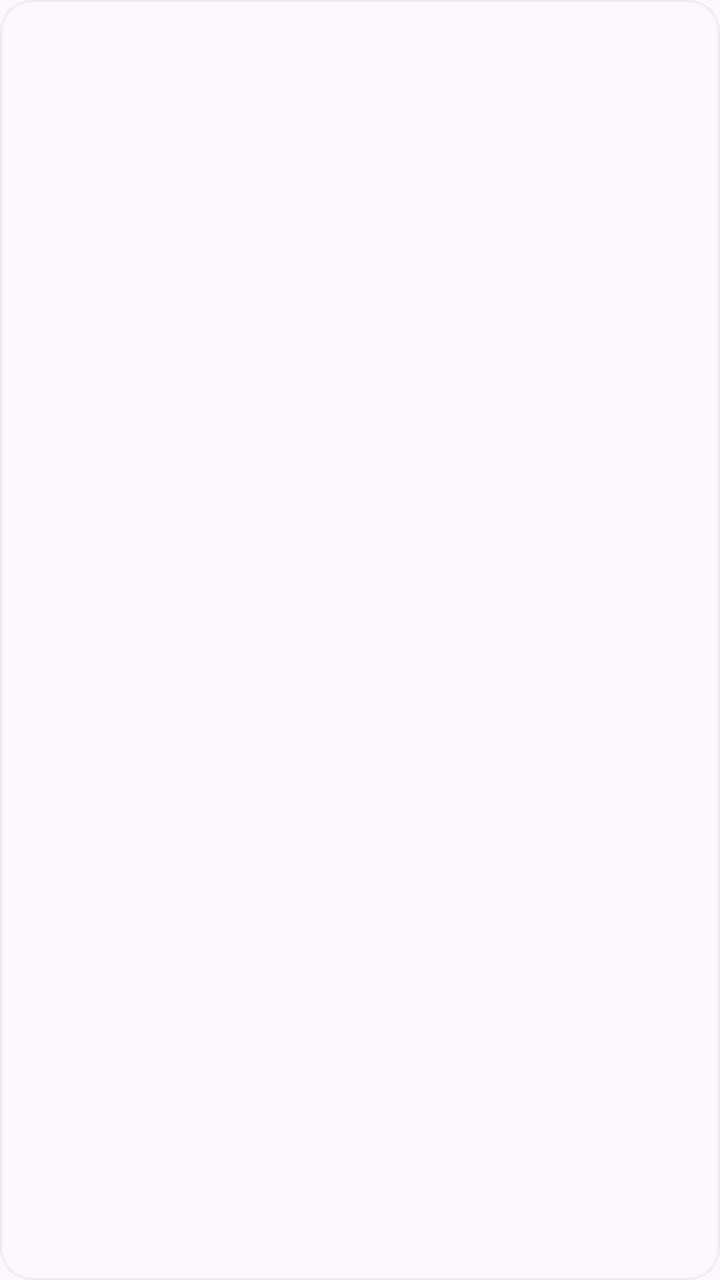
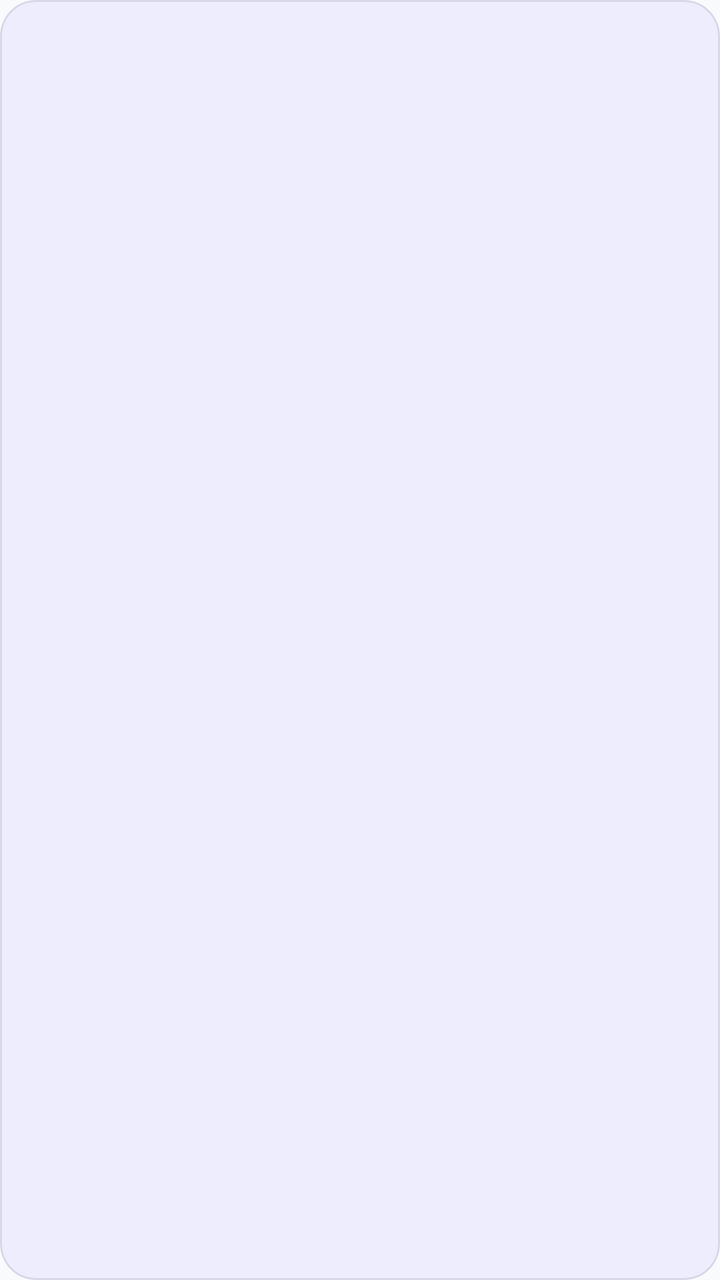

Compare the two renders of this Android layout. The source of the first and the diff that turns it into the second are given below.
<!-- AndroidManifest.xml: application theme Theme.Notepad -->
<!-- res/layout/recycler_design.xml -->
<?xml version="1.0" encoding="utf-8"?>
<com.google.android.material.card.MaterialCardView
    xmlns:android="http://schemas.android.com/apk/res/android"
    xmlns:app="http://schemas.android.com/apk/res-auto"
    android:id="@+id/note_card"
    android:layout_width="match_parent"
    android:layout_height="wrap_content"
    android:layout_margin="6dp"
    app:cardCornerRadius="16dp"
    app:cardElevation="0dp"
    app:strokeWidth="1dp"
    app:strokeColor="#10000000">

    <LinearLayout
        android:layout_width="match_parent"
        android:layout_height="wrap_content"
        android:orientation="vertical"
        android:padding="16dp">

        <TextView
            android:id="@+id/note_title_tv"
            android:layout_width="match_parent"
            android:layout_height="wrap_content"
            android:fontFamily="sans-serif-medium"
            android:textColor="@color/black"
            android:textSize="17sp"
            android:textStyle="bold"
            android:maxLines="2"
            android:ellipsize="end"/>

        <TextView
            android:id="@+id/note_desc_tv"
            android:layout_width="match_parent"
            android:layout_height="wrap_content"
            android:layout_marginTop="8dp"
            android:ellipsize="end"
            android:maxLines="8"
            android:textColor="@color/gray_dark"
            android:textSize="14sp"
            android:lineSpacingExtra="2dp"/>

        <TextView
            android:id="@+id/note_date_tv"
            android:layout_width="wrap_content"
            android:layout_height="wrap_content"
            android:layout_gravity="end"
            android:layout_marginTop="12dp"
            android:alpha="0.7"
            android:textColor="@color/gray_dark"
            android:textSize="11sp"
            android:fontFamily="sans-serif-light"/>

    </LinearLayout>

</com.google.android.material.card.MaterialCardView>
<!-- resources referenced by this layout -->
<resources>
  <color name="black">#1A1C1E</color>
  <color name="gray_dark">#44474E</color>
  <style name="Theme.Notepad" parent="Base.Theme.Notepad" />
  <style name="Base.Theme.Notepad" parent="Theme.Material3.DayNight.NoActionBar">
          
          
      </style>
</resources>

<!-- the commit's change to res/layout/recycler_design.xml (unified diff, before → after) -->
@@ -1,32 +1,32 @@
 <?xml version="1.0" encoding="utf-8"?>
-<com.google.android.material.card.MaterialCardView
-    xmlns:android="http://schemas.android.com/apk/res/android"
+<com.google.android.material.card.MaterialCardView xmlns:android="http://schemas.android.com/apk/res/android"
     xmlns:app="http://schemas.android.com/apk/res-auto"
     android:id="@+id/note_card"
     android:layout_width="match_parent"
     android:layout_height="wrap_content"
-    android:layout_margin="6dp"
-    app:cardCornerRadius="16dp"
-    app:cardElevation="0dp"
-    app:strokeWidth="1dp"
-    app:strokeColor="#10000000">
+    android:layout_marginHorizontal="6dp"
+    android:layout_marginVertical="6dp"
+    app:cardCornerRadius="18dp"
+    app:cardElevation="3dp"
+    app:strokeColor="#18000000"
+    app:strokeWidth="1dp">
 
     <LinearLayout
         android:layout_width="match_parent"
         android:layout_height="wrap_content"
         android:orientation="vertical"
-        android:padding="16dp">
+        android:padding="18dp">
 
         <TextView
             android:id="@+id/note_title_tv"
             android:layout_width="match_parent"
             android:layout_height="wrap_content"
+            android:ellipsize="end"
             android:fontFamily="sans-serif-medium"
+            android:maxLines="2"
             android:textColor="@color/black"
-            android:textSize="17sp"
-            android:textStyle="bold"
-            android:maxLines="2"
-            android:ellipsize="end"/>
+            android:textSize="18sp"
+            android:textStyle="bold" />
 
         <TextView
             android:id="@+id/note_desc_tv"
@@ -34,21 +34,21 @@
             android:layout_height="wrap_content"
             android:layout_marginTop="8dp"
             android:ellipsize="end"
-            android:maxLines="8"
+            android:lineSpacingExtra="3dp"
+            android:maxLines="6"
             android:textColor="@color/gray_dark"
-            android:textSize="14sp"
-            android:lineSpacingExtra="2dp"/>
+            android:textSize="14sp" />
 
         <TextView
             android:id="@+id/note_date_tv"
             android:layout_width="wrap_content"
             android:layout_height="wrap_content"
             android:layout_gravity="end"
-            android:layout_marginTop="12dp"
-            android:alpha="0.7"
+            android:layout_marginTop="14dp"
+            android:alpha="0.8"
+            android:fontFamily="sans-serif-medium"
             android:textColor="@color/gray_dark"
-            android:textSize="11sp"
-            android:fontFamily="sans-serif-light"/>
+            android:textSize="11sp" />
 
     </LinearLayout>
 
<!-- resource entries referenced after the edit -->
@@ -1,11 +1,19 @@
 <!-- resources referenced by this layout -->
 <resources>
-  <color name="black">#1A1C1E</color>
-  <color name="gray_dark">#44474E</color>
+  <color name="black">#0F172A</color>
+  <color name="gray_dark">#64748B</color>
   <style name="Theme.Notepad" parent="Base.Theme.Notepad" />
   <style name="Base.Theme.Notepad" parent="Theme.Material3.DayNight.NoActionBar">
-          
-          
+          <item name="colorPrimary">@color/btn_blue</item>
+          <item name="colorOnPrimary">@color/white</item>
+          <item name="colorSecondary">@color/accent_orange</item>
+          <item name="android:statusBarColor">@color/white</item>
+          <item name="android:windowLightStatusBar">true</item>
+          <item name="android:windowBackground">@color/gray_light</item>
       </style>
+  <color name="btn_blue">#3B82F6</color>
+  <color name="white">#FFFFFF</color>
+  <color name="accent_orange">#F59E0B</color>
+  <color name="gray_light">#F8FAFC</color>
 </resources>
 
